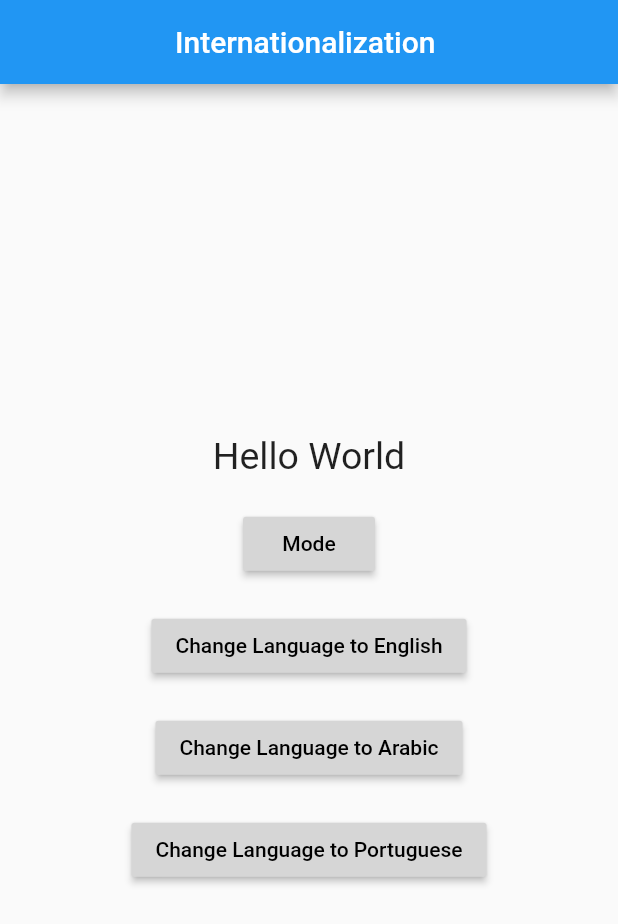
After one commit to vishnuvu-TTCT/Flutter-GetX-samples, a Flutter app: the screen it shows after launch, on a phone screen of 412 x 824 dp. The commit adds this screen. Shown: the top 924 px of the screen. Run offline on Flutter 3.47's test engine with Material 2 defaults, Android fonts, the phone set to English and light mode, and no system bars; our stand-ins replace get; missing offline and left inert: getx.

Commit message:
++Localization

```diff
--- /dev/null
+++ b/lib/home.dart
@@ -0,0 +1,72 @@
+import 'package:flutter/material.dart';
+import 'package:get/get_core/src/get_main.dart';
+import 'package:get/get_navigation/src/extension_navigation.dart';
+import 'package:get/get_utils/src/extensions/internacionalization.dart';
+
+class Home extends StatelessWidget {
+  const Home({Key? key}) : super(key: key);
+
+  @override
+  Widget build(BuildContext context) {
+    return Scaffold(
+      appBar: AppBar(
+        title: const Text("Internationalization "),
+        centerTitle: true,
+      ),
+      body: Center(
+        child: Column(
+          mainAxisAlignment: MainAxisAlignment.center,
+          children: [
+            Text("hello".tr, style: const TextStyle(fontSize: 25),),
+            const SizedBox(height: 20,),
+            MaterialButton(
+              onPressed: () {
+                Get.changeTheme(
+                    Get.isDarkMode ? ThemeData.light() : ThemeData.dark());
+              },
+              color: Colors.grey[350],
+              child: const Text(
+                "Mode",
+                style: TextStyle(color: Colors.black),
+              ),
+            ),
+            const SizedBox(height: 20,),
+            MaterialButton(
+              onPressed: () {
+                Get.updateLocale(const Locale('en','US'));
+              },
+              color: Colors.grey[350],
+              child: const Text(
+                "Change Language to English",
+                style: TextStyle(color: Colors.black),
+              ),
+            ),
+            const SizedBox(height: 20,),
+            MaterialButton(
+              onPressed: () {
+                Get.updateLocale(const Locale('ar','OM'));
+              },
+              color: Colors.grey[350],
+              child: const Text(
+                "Change Language to Arabic",
+                style: TextStyle(color: Colors.black),
+              ),
+            ),
+            const SizedBox(height: 20,),
+            MaterialButton(
+              onPressed: () {
+                Get.updateLocale(const Locale('pt','BR'));
+              },
+              color: Colors.grey[350],
+              child: const Text(
+                "Change Language to Portuguese",
+                style: TextStyle(color: Colors.black),
+              ),
+            ),
+
+          ],
+        ),
+      ),
+    );
+  }
+}
--- a/lib/main.dart
+++ b/lib/main.dart
@@ -1,8 +1,7 @@
 import 'package:flutter/material.dart';
 import 'package:get/get.dart';
-import 'package:getx/screens/firstPage.dart';
-import 'package:getx/screens/secondPage.dart';
-import 'package:getx/utils/Localization.dart';
+import 'package:getx_sample/utils/Localizations.dart';
+import 'home.dart';
 
 void main() {
   runApp(const MyApp());
@@ -15,17 +14,13 @@ class MyApp extends StatelessWidget {
   @override
   Widget build(BuildContext context) {
     return GetMaterialApp(
+      title: 'Flutter Demo',
       theme: ThemeData(
         primarySwatch: Colors.blue,
       ),
-      defaultTransition: Transition.cupertino,
-      home: const MyHomePage(),
-      getPages: [
-        GetPage(name: '/first', page:()=> const MyHomePage()),
-        GetPage(name: '/second', page:()=> const SecondPage()),
-      ],
+      home: const Home(),
       locale: const Locale('en','US'),
-      translations: Transis(),
+      translations: MyTranslation(),
     );
   }
 }
--- /dev/null
+++ b/lib/utils/Localizations.dart
@@ -0,0 +1,16 @@
+import 'package:get/get.dart';
+
+class MyTranslation extends Translations{
+  @override
+  Map<String, Map<String, String>> get keys => {
+    'en':{
+      'hello':'Hello World'
+    },
+    'ar':{
+      'hello':"مرحبا بالعالم"
+    },
+    'pt':{
+      'hello': "Olá Mundo"
+    }
+  };
+}
--- a/pubspec.yaml
+++ b/pubspec.yaml
@@ -1,4 +1,4 @@
-name: getx
+name: getx_sample
 description: A new Flutter project.
 
 # The following line prevents the package from being accidentally published to
```
Also changed, not shown: 9 other files.
